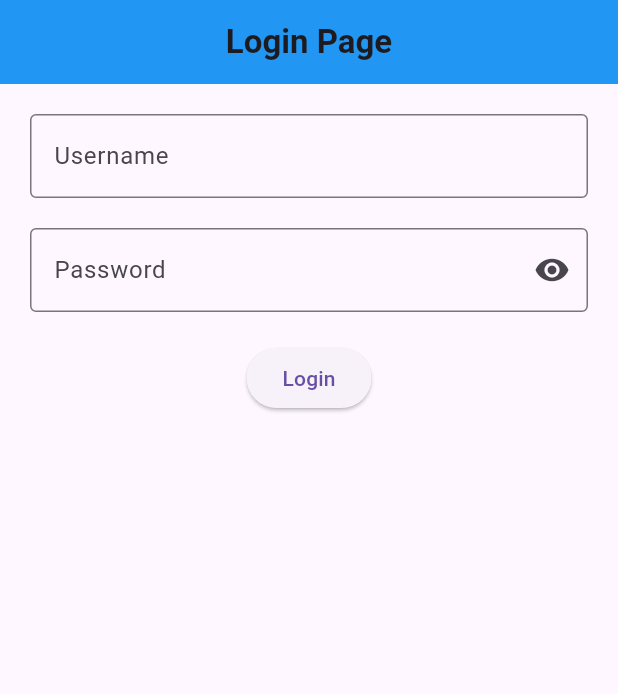
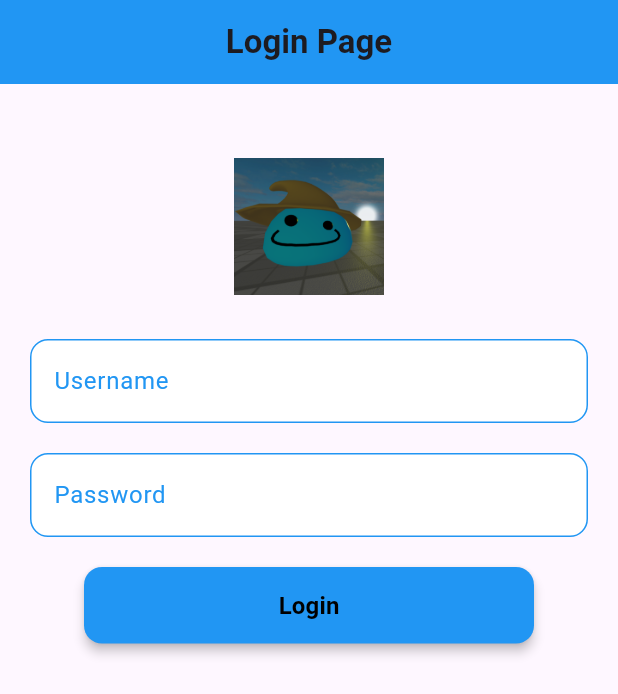
Before and after one commit to 57TerabyteZipBomb/Flutter_Kelompok, a Flutter app: the screen it shows after launch, on a phone screen of 412 x 824 dp. Shown: the top 694 px of the screen. Run offline on Flutter 3.47's test engine with Material 3 defaults, Android fonts, the phone set to English and light mode, and no system bars; our stand-ins replace get.

Commit message:
custom button and textfield widgets

```diff
--- /dev/null
+++ b/lib/componenets/widget_ButtonNew.dart
@@ -0,0 +1,47 @@
+import 'package:flutter/material.dart';
+
+class CustomButton extends StatelessWidget {
+  final String text;
+  final Color textcolor;
+  final Color bgcolor;
+  final VoidCallback onPressed;
+  final bool cancustomwidth;
+  final int customwidth;
+
+  //props and also their default values except for onpressed because that cant be null
+  const CustomButton({
+    super.key,
+    required this.onPressed,
+    this.text = "you didnt fill the 'text' property bruh",
+    this.textcolor = Colors.black,
+    this.bgcolor = Colors.white,
+    this.cancustomwidth = false,
+    this.customwidth = 200,
+  });
+
+  @override
+  Widget build(BuildContext context) {
+    return ElevatedButton(
+      style: ElevatedButton.styleFrom(
+        backgroundColor: bgcolor,
+        padding: const EdgeInsets.symmetric(vertical: 14),
+        shape: RoundedRectangleBorder(
+          borderRadius: BorderRadius.circular(12),
+        ),
+        elevation: 3,
+        minimumSize: cancustomwidth
+            ? Size(customwidth.toDouble(), 50)
+            : Size.fromHeight(50),
+      ),
+      onPressed: onPressed,
+      child: Text(
+        text,
+        style: TextStyle(
+          color: textcolor,
+          fontSize: 16,
+          fontWeight: FontWeight.w600,
+        ),
+      ),
+    );
+  }
+}
--- /dev/null
+++ b/lib/componenets/widget_textfieldNew.dart
@@ -0,0 +1,47 @@
+import 'package:flutter/material.dart';
+
+class CustomTextField extends StatelessWidget {
+  final TextEditingController textEditingController;
+  final String label;
+  final bool isObscured;
+  final Color maincolor;
+  final Color fillcolor;
+  final ValueChanged<String>? onChanged;
+
+  const CustomTextField({
+    super.key,
+    required this.textEditingController,
+    this.onChanged,
+    this.label = "default",
+    this.isObscured = false,
+    this.maincolor = Colors.blue,
+    this.fillcolor = Colors.white,
+  });
+
+  @override
+  Widget build(BuildContext context) {
+    return TextField(
+      obscureText: isObscured,
+      controller: textEditingController,
+      onChanged: onChanged,
+      decoration: InputDecoration(
+        labelText: label,
+        labelStyle: TextStyle(color: maincolor),
+        filled: true,
+        fillColor: fillcolor,
+        border: OutlineInputBorder(
+          borderRadius: BorderRadius.circular(12),
+          borderSide: BorderSide(color: maincolor),
+        ),
+        enabledBorder: OutlineInputBorder(
+          borderRadius: BorderRadius.circular(12),
+          borderSide: BorderSide(color: maincolor),
+        ),
+        focusedBorder: OutlineInputBorder(
+          borderRadius: BorderRadius.circular(12),
+          borderSide: BorderSide(color: maincolor, width: 2),
+        ),
+      ),
+    );
+  }
+}
--- a/lib/controllers/login_controller.dart
+++ b/lib/controllers/login_controller.dart
@@ -7,7 +7,6 @@ class LoginController extends GetxController {
   final TextEditingController passwordController = TextEditingController();
 
   // Rx variables
-  var isPasswordHidden = true.obs;
   var loginStatus = ''.obs;
 
   // Data stuffs
@@ -15,9 +14,6 @@ class LoginController extends GetxController {
   final String validPassword = "Galih";
 
   // Most of this should be self explanitory
-  void togglePasswordVisibility() {
-    isPasswordHidden.value = !isPasswordHidden.value;
-  }
 
   void login() {
     final user = usernameController.text.trim();
--- a/lib/pages/login_page.dart
+++ b/lib/pages/login_page.dart
@@ -1,4 +1,6 @@
 import 'package:flutter/material.dart';
+import 'package:flutter_kelompok/componenets/widget_ButtonNew.dart';
+import 'package:flutter_kelompok/componenets/widget_textfieldNew.dart';
 import 'package:flutter_kelompok/controllers/login_controller.dart';
 import 'package:get/get.dart';
 
@@ -11,59 +13,49 @@ class LoginPage extends StatelessWidget {
 
     return Scaffold(
       appBar: AppBar(
-        title: const Text("Login Page", style: TextStyle(fontWeight: FontWeight.bold),),
+        title: const Text(
+          "Login Page",
+          style: TextStyle(fontWeight: FontWeight.bold),
+        ),
         backgroundColor: Colors.blue,
         centerTitle: true,
-        ),
+      ),
       body: Padding(
         padding: const EdgeInsets.all(20),
         child: Column(
           mainAxisAlignment: MainAxisAlignment.start,
           children: [
-            // Username
-            TextField(
-              controller: loginController.usernameController,
-              decoration: const InputDecoration(
-                labelText: "Username",
-                border: OutlineInputBorder(),
-              ),
+            // Awesome image
+            Center(
+              child: Image.asset('assets/Slime.png', width: 100, height: 150),
             ),
+
+            CustomTextField(textEditingController: loginController.usernameController, label: "Username"),
+
             const SizedBox(height: 20),
 
-            // Password
-            // Wrapped in an Obx since it has show/hide functionality
-            Obx(() => TextField(
-                  controller: loginController.passwordController,
-                  obscureText: loginController.isPasswordHidden.value,
-                  decoration: InputDecoration(
-                    labelText: "Password",
-                    border: const OutlineInputBorder(),
-                    suffixIcon: IconButton(
-                      icon: Icon(
-                        loginController.isPasswordHidden.value
-                            ? Icons.visibility
-                            : Icons.visibility_off,
-                      ),
-                      onPressed: loginController.togglePasswordVisibility,
-                    ),
-                  ),
-                )),
+            CustomTextField(textEditingController: loginController.passwordController, label: "Password", isObscured: true),
+
             const SizedBox(height: 20),
 
-            // Login button
-            ElevatedButton(
+            CustomButton(
+              text: "Login",
+              textcolor: Colors.black,
               onPressed: loginController.login,
-              child: const Text("Login"),
+              bgcolor: Colors.blue,
+              cancustomwidth: true,
+              customwidth: 300,
             ),
+
             const SizedBox(height: 20),
 
             // Login message
-            Obx(() => Text(
-                  loginController.loginStatus.value,
-                  style: TextStyle(
-                    fontSize: 16,
-                  ),
-                )),
+            Obx(
+              () => Text(
+                loginController.loginStatus.value,
+                style: TextStyle(fontSize: 16),
+              ),
+            ),
           ],
         ),
       ),
--- a/pubspec.yaml
+++ b/pubspec.yaml
@@ -60,7 +60,7 @@ flutter:
 
   # To add assets to your application, add an assets section, like this:
   assets:
-    - assets/gridbox.png
+    - assets/
 
   # An image asset can refer to one or more resolution-specific "variants", see
   # https://flutter.dev/to/resolution-aware-images
```
Also changed, not shown: assets/Slime.png (added).
